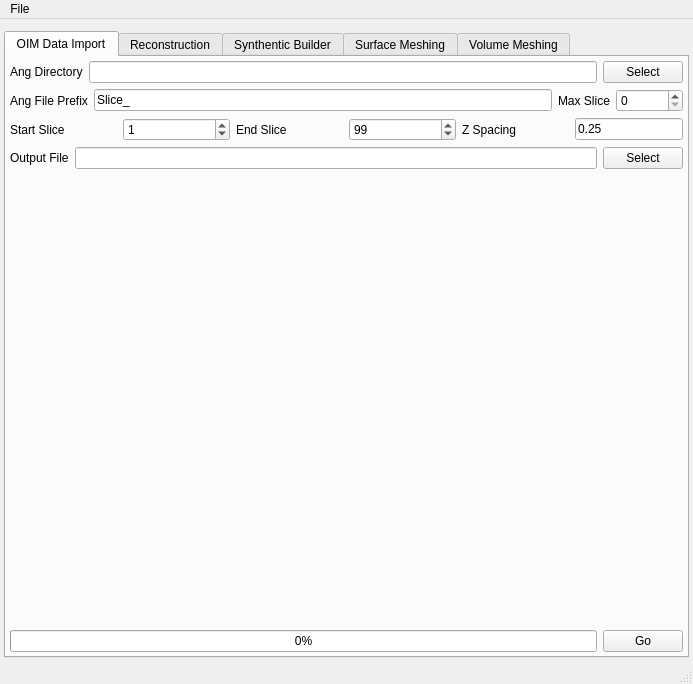
First picture: the form in Source/AIM/GUI/UI_Files/RepresentationUI.ui, repository BlueQuartzSoftware/DREAM3D, before the edit.
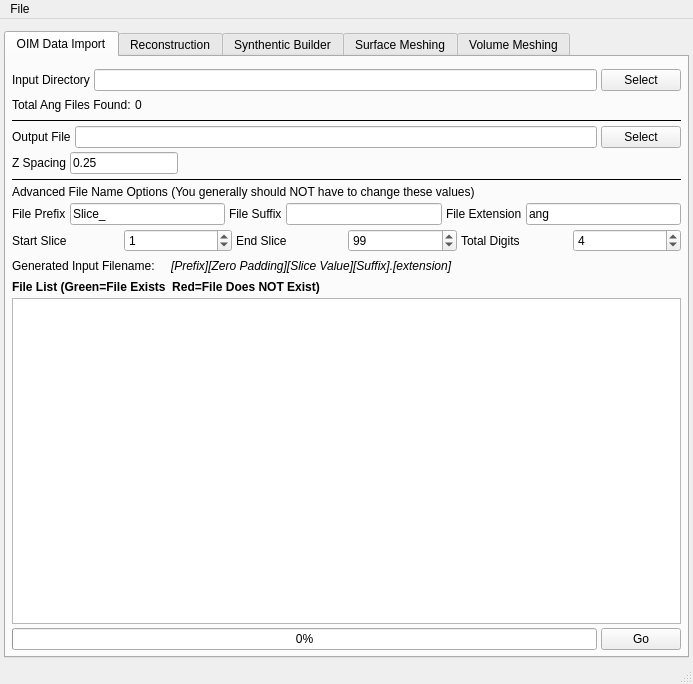
Second picture: the form after the edit. The open tabs and pages were chosen to show the change. Icons and pictures are not drawn.

Commit message: Adding to the OIM Data Import tab the ability for the user to be more precise over the OIM data files that are found and the order they are found in. Now a list of import files is generated and sent to the H5AngImporter to use instead of trying to generate the file list iteself. Adding icon images for the red and green dot images. Updating preference writing/reading for the OIM tab. Adjusting some of the Synthetic Builder tab GUI layouts

```diff
--- a/Source/AIM/GUI/UI_Files/RepresentationUI.ui
+++ b/Source/AIM/GUI/UI_Files/RepresentationUI.ui
@@ -43,15 +43,27 @@
         <string>OIM Data Import</string>
        </attribute>
        <layout class="QVBoxLayout" name="verticalLayout_5">
-        <property name="margin">
+        <property name="spacing">
          <number>4</number>
         </property>
+        <property name="leftMargin">
+         <number>6</number>
+        </property>
+        <property name="topMargin">
+         <number>12</number>
+        </property>
+        <property name="rightMargin">
+         <number>6</number>
+        </property>
+        <property name="bottomMargin">
+         <number>6</number>
+        </property>
         <item>
          <layout class="QGridLayout" name="gridLayout_19">
           <item row="0" column="0">
            <widget class="QLabel" name="label_29">
             <property name="text">
-             <string>Ang Directory</string>
+             <string>Input Directory</string>
             </property>
            </widget>
           </item>
@@ -68,93 +80,77 @@
          </layout>
         </item>
         <item>
-         <layout class="QHBoxLayout" name="horizontalLayout_11">
-          <item>
-           <widget class="QLabel" name="label_32">
-            <property name="text">
-             <string>Ang File Prefix</string>
-            </property>
-           </widget>
-          </item>
-          <item>
-           <widget class="QLineEdit" name="oim_FilePrefix">
-            <property name="text">
-             <string>Slice_</string>
-            </property>
-           </widget>
-          </item>
+         <layout class="QHBoxLayout" name="horizontalLayout_17">
           <item>
            <widget class="QLabel" name="label_47">
             <property name="text">
-             <string>Max Slice</string>
+             <string>Total Ang Files Found:</string>
             </property>
            </widget>
           </item>
           <item>
-           <widget class="QSpinBox" name="oim_ZMaxSlice">
-            <property name="maximum">
-             <number>100000000</number>
+           <widget class="QLabel" name="oim_TotalSlices">
+            <property name="text">
+             <string>0</string>
             </property>
            </widget>
           </item>
+          <item>
+           <spacer name="horizontalSpacer_26">
+            <property name="orientation">
+             <enum>Qt::Horizontal</enum>
+            </property>
+            <property name="sizeHint" stdset="0">
+             <size>
+              <width>40</width>
+              <height>20</height>
+             </size>
+            </property>
+           </spacer>
+          </item>
          </layout>
         </item>
         <item>
-         <layout class="QGridLayout" name="gridLayout_20">
-          <item row="0" column="0">
-           <widget class="QLabel" name="label_50">
+         <widget class="Line" name="line_8">
+          <property name="frameShadow">
+           <enum>QFrame::Plain</enum>
+          </property>
+          <property name="orientation">
+           <enum>Qt::Horizontal</enum>
+          </property>
+         </widget>
+        </item>
+        <item>
+         <layout class="QHBoxLayout" name="horizontalLayout_14">
+          <item>
+           <widget class="QLabel" name="label_53">
             <property name="text">
-             <string>Start Slice</string>
+             <string>Output File</string>
             </property>
            </widget>
           </item>
-          <item row="0" column="1">
-           <widget class="QSpinBox" name="oim_ZStartIndex">
-            <property name="minimumSize">
-             <size>
-              <width>75</width>
-              <height>0</height>
-             </size>
-            </property>
-            <property name="maximum">
-             <number>100000</number>
-            </property>
-            <property name="value">
-             <number>1</number>
-            </property>
-           </widget>
+          <item>
+           <widget class="QLineEdit" name="oim_OutputFile"/>
           </item>
-          <item row="0" column="2">
-           <widget class="QLabel" name="label_51">
+          <item>
+           <widget class="QPushButton" name="oim_OutputFileBtn">
             <property name="text">
-             <string>End Slice</string>
+             <string>Select</string>
             </property>
            </widget>
           </item>
-          <item row="0" column="3">
-           <widget class="QSpinBox" name="oim_ZEndIndex">
-            <property name="minimumSize">
-             <size>
-              <width>75</width>
-              <height>0</height>
-             </size>
-            </property>
-            <property name="maximum">
-             <number>1000000</number>
-            </property>
-            <property name="value">
-             <number>99</number>
-            </property>
-           </widget>
-          </item>
-          <item row="0" column="4">
+         </layout>
+        </item>
+        <item>
+         <layout class="QHBoxLayout" name="horizontalLayout">
+          <item>
            <widget class="QLabel" name="label_52">
             <property name="text">
              <string>Z Spacing</string>
             </property>
            </widget>
           </item>
-          <item row="0" column="5">
+          <item>
            <widget class="QLineEdit" name="oim_zSpacing">
             <property name="sizePolicy">
              <sizepolicy hsizetype="Fixed" vsizetype="Fixed">
@@ -167,41 +163,212 @@
             </property>
            </widget>
           </item>
-         </layout>
-        </item>
-        <item>
-         <layout class="QHBoxLayout" name="horizontalLayout_14">
           <item>
-           <widget class="QLabel" name="label_53">
-            <property name="text">
-             <string>Output File</string>
+           <spacer name="horizontalSpacer_27">
+            <property name="orientation">
+             <enum>Qt::Horizontal</enum>
             </property>
-           </widget>
-          </item>
-          <item>
-           <widget class="QLineEdit" name="oim_OutputFile"/>
-          </item>
-          <item>
-           <widget class="QPushButton" name="oim_OutputFileBtn">
-            <property name="text">
-             <string>Select</string>
+            <property name="sizeHint" stdset="0">
+             <size>
+              <width>40</width>
+              <height>20</height>
+             </size>
             </property>
-           </widget>
+           </spacer>
           </item>
          </layout>
         </item>
         <item>
-         <spacer name="verticalSpacer_5">
+         <widget class="Line" name="line_9">
+          <property name="frameShadow">
+           <enum>QFrame::Plain</enum>
+          </property>
           <property name="orientation">
-           <enum>Qt::Vertical</enum>
+           <enum>Qt::Horizontal</enum>
           </property>
-          <property name="sizeHint" stdset="0">
-           <size>
-            <width>20</width>
-            <height>380</height>
-           </size>
+         </widget>
+        </item>
+        <item>
+         <widget class="QLabel" name="label_58">
+          <property name="text">
+           <string>Advanced File Name Options (You generally should NOT have to change these values)</string>
           </property>
-         </spacer>
+         </widget>
+        </item>
+        <item>
+         <layout class="QHBoxLayout" name="horizontalLayout_11">
+          <item>
+           <widget class="QLabel" name="label_32">
+            <property name="text">
+             <string>File Prefix</string>
+            </property>
+           </widget>
+          </item>
+          <item>
+           <widget class="QLineEdit" name="oim_FilePrefix">
+            <property name="text">
+             <string>Slice_</string>
+            </property>
+           </widget>
+          </item>
+          <item>
+           <widget class="QLabel" name="label_13">
+            <property name="text">
+             <string>File Suffix</string>
+            </property>
+           </widget>
+          </item>
+          <item>
+           <widget class="QLineEdit" name="oim_FileSuffix"/>
+          </item>
+          <item>
+           <widget class="QLabel" name="label_56">
+            <property name="text">
+             <string>File Extension</string>
+            </property>
+           </widget>
+          </item>
+          <item>
+           <widget class="QLineEdit" name="oim_FileExt">
+            <property name="text">
+             <string>ang</string>
+            </property>
+           </widget>
+          </item>
+         </layout>
+        </item>
+        <item>
+         <layout class="QGridLayout" name="gridLayout_20">
+          <item row="0" column="0">
+           <widget class="QLabel" name="label_50">
+            <property name="text">
+             <string>Start Slice</string>
+            </property>
+           </widget>
+          </item>
+          <item row="0" column="1">
+           <widget class="QSpinBox" name="oim_ZStartIndex">
+            <property name="minimumSize">
+             <size>
+              <width>75</width>
+              <height>0</height>
+             </size>
+            </property>
+            <property name="maximum">
+             <number>100000</number>
+            </property>
+            <property name="value">
+             <number>1</number>
+            </property>
+           </widget>
+          </item>
+          <item row="0" column="2">
+           <widget class="QLabel" name="label_51">
+            <property name="text">
+             <string>End Slice</string>
+            </property>
+           </widget>
+          </item>
+          <item row="0" column="3">
+           <widget class="QSpinBox" name="oim_ZEndIndex">
+            <property name="minimumSize">
+             <size>
+              <width>75</width>
+              <height>0</height>
+             </size>
+            </property>
+            <property name="maximum">
+             <number>1000000</number>
+            </property>
+            <property name="value">
+             <number>99</number>
+            </property>
+           </widget>
+          </item>
+          <item row="0" column="4">
+           <widget class="QLabel" name="label_21">
+            <property name="text">
+             <string>Total Digits</string>
+            </property>
+           </widget>
+          </item>
+          <item row="0" column="5">
+           <widget class="QSpinBox" name="oim_TotalDigits">
+            <property name="value">
+             <number>4</number>
+            </property>
+           </widget>
+          </item>
+         </layout>
+        </item>
+        <item>
+         <layout class="QHBoxLayout" name="_6">
+          <item>
+           <widget class="QLabel" name="label_17">
+            <property name="text">
+             <string>Generated Input Filename:</string>
+            </property>
+           </widget>
+          </item>
+          <item>
+           <spacer name="horizontalSpacer_24">
+            <property name="orientation">
+             <enum>Qt::Horizontal</enum>
+            </property>
+            <property name="sizeType">
+             <enum>QSizePolicy::Fixed</enum>
+            </property>
+            <property name="sizeHint" stdset="0">
+             <size>
+              <width>12</width>
+              <height>20</height>
+             </size>
+            </property>
+           </spacer>
+          </item>
+          <item>
+           <widget class="QLabel" name="oim_GeneratedFileNameExample">
+            <property name="font">
+             <font>
+              <italic>true</italic>
+             </font>
+            </property>
+            <property name="text">
+             <string>[Prefix][Zero Padding][Slice Value][Suffix].[extension]</string>
+            </property>
+           </widget>
+          </item>
+          <item>
+           <spacer name="horizontalSpacer_25">
+            <property name="orientation">
+             <enum>Qt::Horizontal</enum>
+            </property>
+            <property name="sizeHint" stdset="0">
+             <size>
+              <width>40</width>
+              <height>20</height>
+             </size>
+            </property>
+           </spacer>
+          </item>
+         </layout>
+        </item>
+        <item>
+         <widget class="QLabel" name="label_57">
+          <property name="font">
+           <font>
+            <weight>75</weight>
+            <italic>false</italic>
+            <bold>true</bold>
+           </font>
+          </property>
+          <property name="text">
+           <string>File List (Green=File Exists  Red=File Does NOT Exist)</string>
+          </property>
+         </widget>
+        </item>
+        <item>
+         <widget class="QListWidget" name="oim_FileListView"/>
         </item>
         <item>
          <layout class="QHBoxLayout" name="horizontalLayout_15">
```
Left out of the diff: 60 changed lines with no effect on the pictures. The commit also changes 7 other files.
